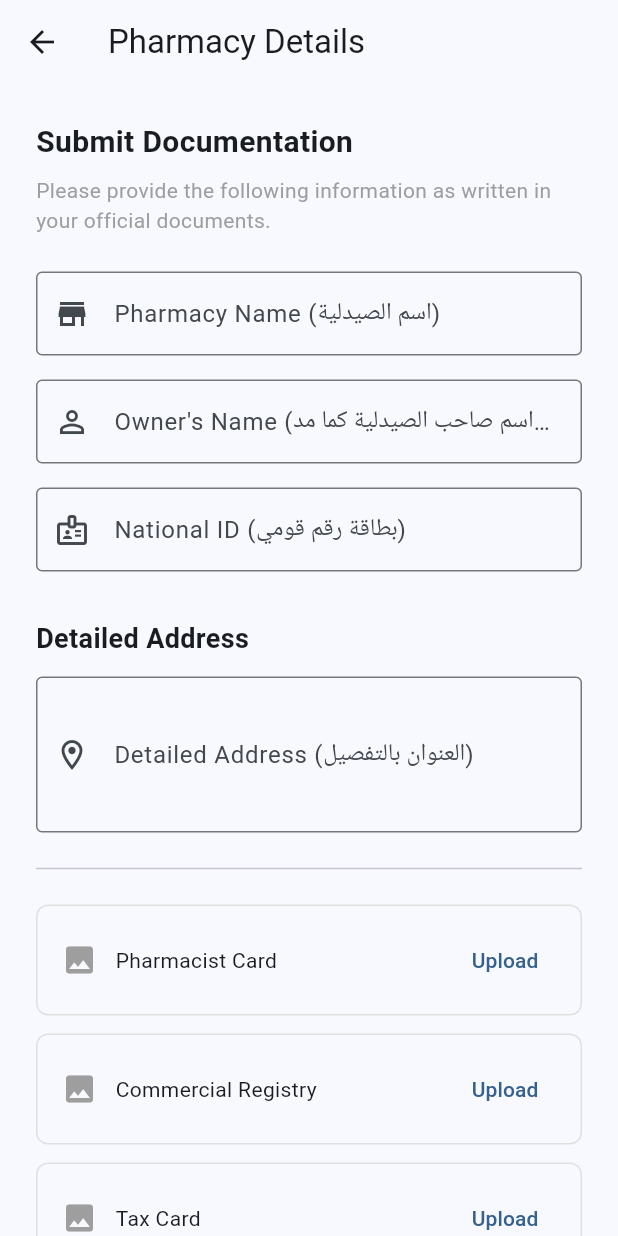
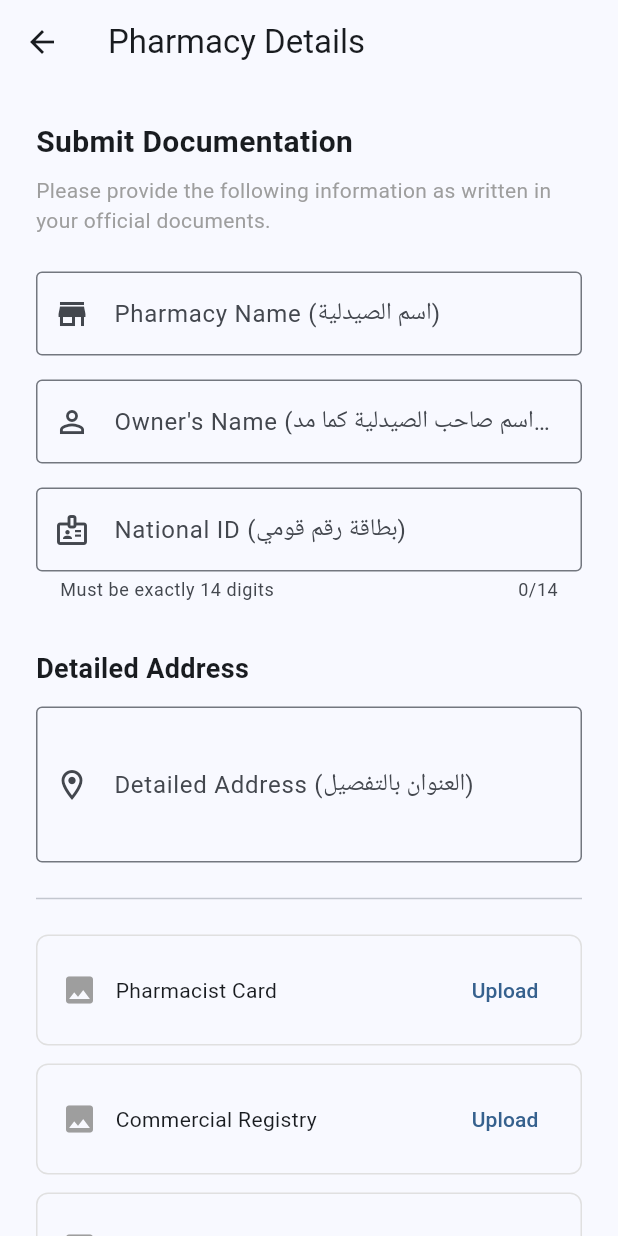
Before and after one commit to MinaLMG/MediSync, a Flutter app: the PharmacyFormScreen screen opened directly, on a phone screen of 412 x 824 dp. Run offline on Flutter 3.47's test engine with Material 3 defaults, Android fonts, the phone set to English and light mode, and no system bars; our stand-ins replace image_picker, shared_preferences, socket_io_client; accounts and stored records are empty.

Commit message:
Add app icon, update manifest, and improve pharmacy form
Added adaptive and legacy launcher icons for Android, updated the app label to 'MediSync', and added INTERNET permission in AndroidManifest.xml. Improved the pharmacy form by adding validation for the National ID field. Updated pubspec.yaml and added dev dependencies for icon generation and linting.

```diff
--- a/frontend/lib/screens/pharmacy_form_screen.dart
+++ b/frontend/lib/screens/pharmacy_form_screen.dart
@@ -75,10 +75,28 @@ class _PharmacyFormScreenState extends State<PharmacyFormScreen> {
                 "Owner's Name (اسم صاحب الصيدلية كما مدون في الرخصه)",
                 Icons.person_outline,
               ),
-              _buildTextField(
-                _nationalIdController,
-                'National ID (بطاقة رقم قومي)',
-                Icons.badge_outlined,
+              Padding(
+                padding: const EdgeInsets.only(bottom: 16),
+                child: TextFormField(
+                  controller: _nationalIdController,
+                  decoration: const InputDecoration(
+                    labelText: 'National ID (بطاقة رقم قومي)',
+                    prefixIcon: Icon(Icons.badge_outlined),
+                    border: OutlineInputBorder(),
+                    helperText: 'Must be exactly 14 digits',
+                  ),
+                  keyboardType: TextInputType.number,
+                  maxLength: 14,
+                  validator: (value) {
+                    if (value == null || value.isEmpty) {
+                      return 'National ID is required';
+                    }
+                    if (!RegExp(r'^\d{14}$').hasMatch(value)) {
+                      return 'National ID must be exactly 14 digits';
+                    }
+                    return null;
+                  },
+                ),
               ),
 
               const SizedBox(height: 16),
```
Also changed, not shown: frontend/pubspec.yaml (+13 -0 lines), frontend/pubspec.lock, 14 other files.
